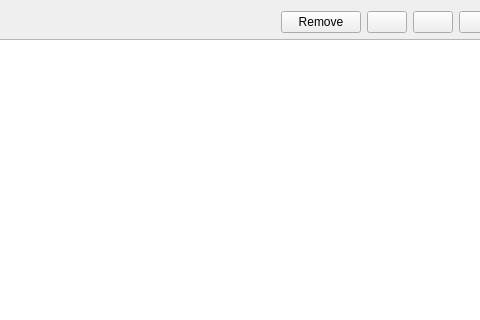
This is src/widgets/removecommentswidget.ui in N1vn0vem8er/cutetoolbox as Qt 5 draws it before an edit; both pictures show x 328 to 808 and y 0 to 320 of the 930 by 743 pixel window. The edited form follows.
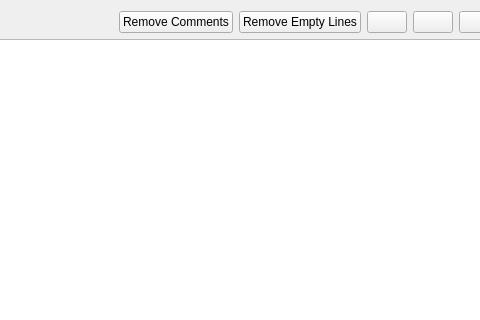
This is the edited form. Icons and pictures are not drawn. Custom widgets are drawn as their Qt base class.

Commit message: Added remove empty lines

The edit to the form file:
```diff
--- a/src/widgets/removecommentswidget.ui
+++ b/src/widgets/removecommentswidget.ui
@@ -45,7 +45,14 @@
         <string>Remove comments from code</string>
        </property>
        <property name="text">
-        <string>Remove</string>
+        <string>Remove Comments</string>
+       </property>
+      </widget>
+     </item>
+     <item>
+      <widget class="QPushButton" name="removeEmptyButton">
+       <property name="text">
+        <string>Remove Empty Lines</string>
        </property>
       </widget>
      </item>
```
The commit also changes 2 other files.
